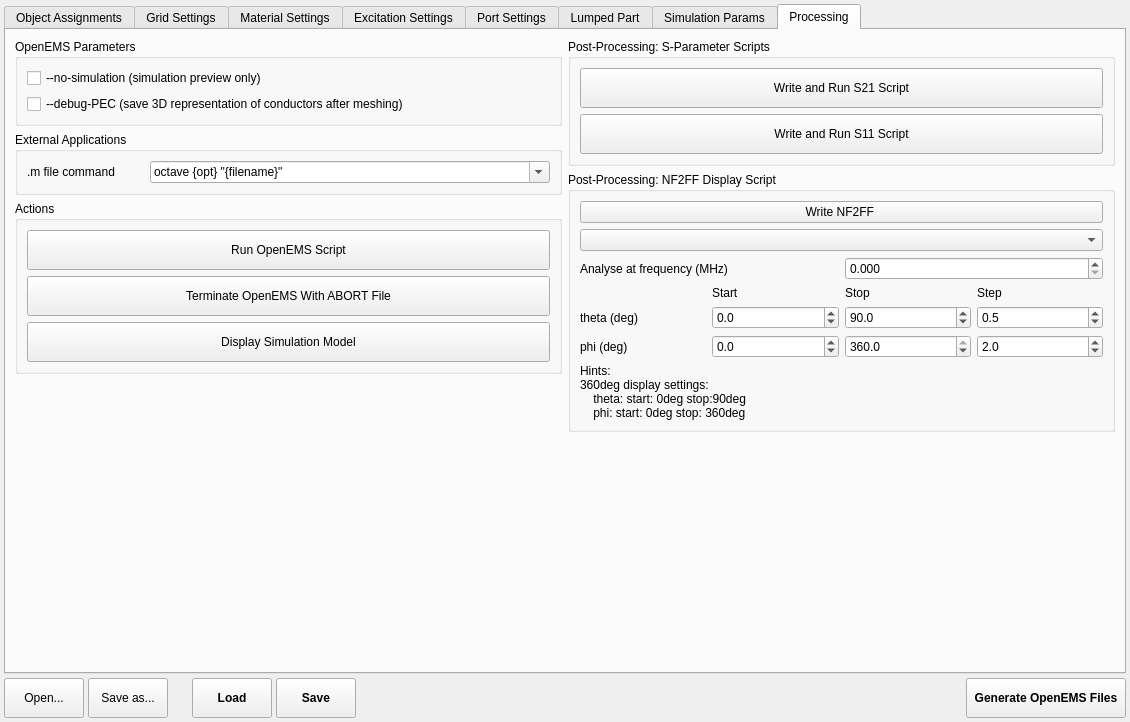
LubomirJagos/FreeCAD-OpenEMS-Export, file ui/dialog.ui: the form before one commit.
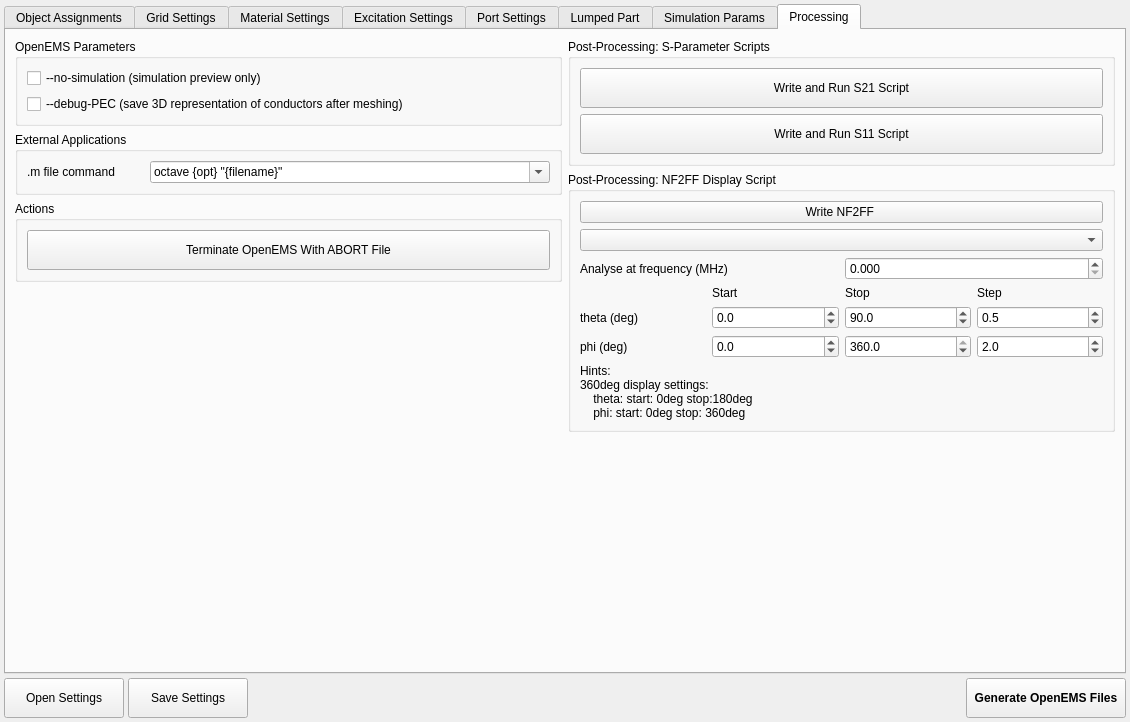
The form after the commit. The open tabs and pages were chosen to show the change.

Commit message: Solved issues with saving settings item and generating simulation files into separate folder.

Patch:
```diff
--- a/ui/dialog.ui
+++ b/ui/dialog.ui
@@ -2981,25 +2981,6 @@
                <layout class="QVBoxLayout" name="verticalLayout_23">
                 <item>
                  <layout class="QVBoxLayout" name="verticalLayout_21">
-                  <item>
-                   <widget class="QPushButton" name="runSimulationButton">
-                    <property name="sizePolicy">
-                     <sizepolicy hsizetype="Minimum" vsizetype="Minimum">
-                      <horstretch>0</horstretch>
-                      <verstretch>0</verstretch>
-                     </sizepolicy>
-                    </property>
-                    <property name="minimumSize">
-                     <size>
-                      <width>160</width>
-                      <height>40</height>
-                     </size>
-                    </property>
-                    <property name="text">
-                     <string>Run OpenEMS Script</string>
-                    </property>
-                   </widget>
-                  </item>
                   <item>
                    <widget class="QPushButton" name="abortSimulationButton">
                     <property name="sizePolicy">
@@ -3022,25 +3003,6 @@
                     </property>
                    </widget>
                   </item>
-                  <item>
-                   <widget class="QPushButton" name="displaySimulationModelButton">
-                    <property name="sizePolicy">
-                     <sizepolicy hsizetype="Minimum" vsizetype="Minimum">
-                      <horstretch>0</horstretch>
-                      <verstretch>0</verstretch>
-                     </sizepolicy>
-                    </property>
-                    <property name="minimumSize">
-                     <size>
-                      <width>160</width>
-                      <height>40</height>
-                     </size>
-                    </property>
-                    <property name="text">
-                     <string>Display Simulation Model</string>
-                    </property>
-                   </widget>
-                  </item>
                  </layout>
                 </item>
                </layout>
@@ -3303,7 +3265,7 @@
                   <property name="text">
                    <string>Hints:
 360deg display settings:
-    theta: start: 0deg stop:90deg
+    theta: start: 0deg stop:180deg
     phi: start: 0deg stop: 360deg</string>
                   </property>
                  </widget>
@@ -3360,7 +3322,7 @@
            </property>
            <property name="minimumSize">
             <size>
-             <width>80</width>
+             <width>120</width>
              <height>40</height>
             </size>
            </property>
@@ -3374,7 +3336,7 @@
             <string>&lt;html&gt;&lt;head/&gt;&lt;body&gt;&lt;p&gt;Load FreeCAD-OpenEMS Export configuration from a selected file.&lt;/p&gt;&lt;p&gt;Settings currently displayed will be discarded.&lt;/p&gt;&lt;/body&gt;&lt;/html&gt;</string>
            </property>
            <property name="text">
-            <string>Open...</string>
+            <string>Open Settings</string>
            </property>
           </widget>
          </item>
@@ -3391,7 +3353,7 @@
            </property>
            <property name="minimumSize">
             <size>
-             <width>80</width>
+             <width>120</width>
              <height>40</height>
             </size>
            </property>
@@ -3405,97 +3367,7 @@
             <string>&lt;html&gt;&lt;head/&gt;&lt;body&gt;&lt;p&gt;Save the displayed FreeCAD-OpenEMS Export configuration to a specified file.&lt;/p&gt;&lt;/body&gt;&lt;/html&gt;</string>
            </property>
            <property name="text">
-            <string>Save as...</string>
-           </property>
-          </widget>
-         </item>
-         <item>
-          <spacer name="horizontalSpacer_11">
-           <property name="orientation">
-            <enum>Qt::Horizontal</enum>
-           </property>
-           <property name="sizeType">
-            <enum>QSizePolicy::Maximum</enum>
-           </property>
-           <property name="sizeHint" stdset="0">
-            <size>
-             <width>20</width>
-             <height>20</height>
-            </size>
-           </property>
-          </spacer>
-         </item>
-         <item>
-          <widget class="QPushButton" name="loadCurrentSettingsButton">
-           <property name="enabled">
-            <bool>true</bool>
-           </property>
-           <property name="sizePolicy">
-            <sizepolicy hsizetype="Minimum" vsizetype="Minimum">
-             <horstretch>0</horstretch>
-             <verstretch>0</verstretch>
-            </sizepolicy>
-           </property>
-           <property name="minimumSize">
-            <size>
-             <width>80</width>
-             <height>40</height>
-            </size>
-           </property>
-           <property name="maximumSize">
-            <size>
-             <width>80</width>
-             <height>16777215</height>
-            </size>
-           </property>
-           <property name="font">
-            <font>
-             <weight>75</weight>
-             <bold>true</bold>
-            </font>
-           </property>
-           <property name="toolTip">
-            <string>&lt;html&gt;&lt;head/&gt;&lt;body&gt;&lt;p&gt;Load FreeCAD-OpenEMS Export configuration from the default file (&amp;lt;project filename&amp;gt;_settings.ini).&lt;/p&gt;&lt;p&gt;Any settings currently displayed will be discarded.&lt;/p&gt;&lt;/body&gt;&lt;/html&gt;</string>
-           </property>
-           <property name="text">
-            <string>Load</string>
-           </property>
-          </widget>
-         </item>
-         <item>
-          <widget class="QPushButton" name="saveCurrentSettingsButton">
-           <property name="enabled">
-            <bool>true</bool>
-           </property>
-           <property name="sizePolicy">
-            <sizepolicy hsizetype="Minimum" vsizetype="Minimum">
-             <horstretch>0</horstretch>
-             <verstretch>0</verstretch>
-            </sizepolicy>
-           </property>
-           <property name="minimumSize">
-            <size>
-             <width>80</width>
-             <height>40</height>
-            </size>
-           </property>
-           <property name="maximumSize">
-            <size>
-             <width>80</width>
-             <height>16777215</height>
-            </size>
-           </property>
-           <property name="font">
-            <font>
-             <weight>75</weight>
-             <bold>true</bold>
-            </font>
-           </property>
-           <property name="toolTip">
-            <string>&lt;html&gt;&lt;head/&gt;&lt;body&gt;&lt;p&gt;Save current settings to the default file (&amp;lt;project filename&amp;gt;_settings.ini). &lt;/p&gt;&lt;p&gt;An existing file with the default name will be overwritten. &lt;/p&gt;&lt;p&gt;To discard the current settings, start this dialog and use &lt;span style=&quot; font-weight:600;&quot;&gt;Save&lt;/span&gt; instead of initially clicking &lt;span style=&quot; font-weight:600;&quot;&gt;Load&lt;/span&gt;.&lt;/p&gt;&lt;/body&gt;&lt;/html&gt;</string>
-           </property>
-           <property name="text">
-            <string>Save</string>
+            <string>Save Settings</string>
            </property>
           </widget>
          </item>
```
Left out of the diff: 4 changed lines with no effect on the pictures. The commit also changes 4 other files.
